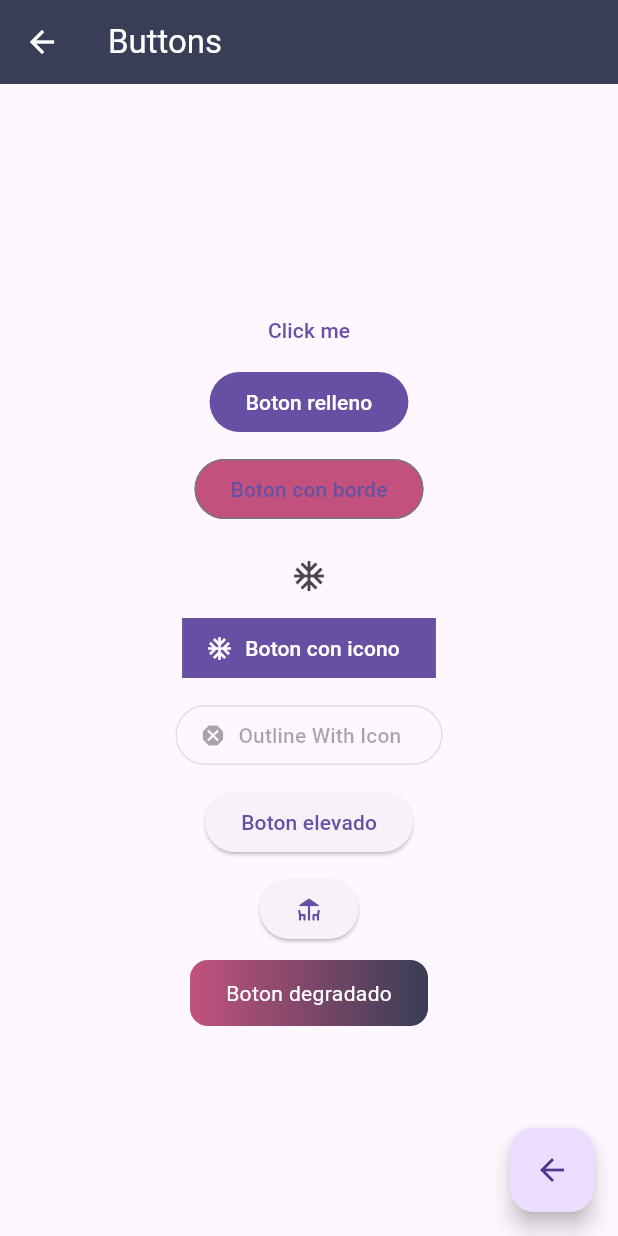
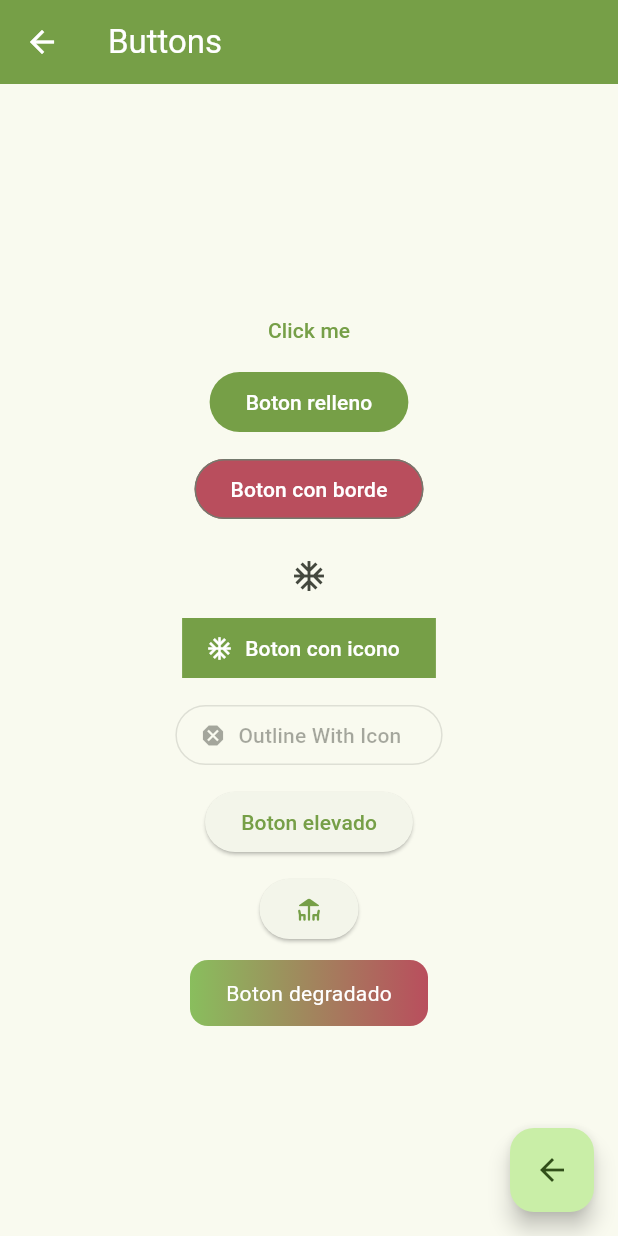
Before and after one commit to JoshuaIsra/flutter_widget, a Flutter app: the screen it shows after launch, after a tap on "Buttons", on a phone screen of 412 x 824 dp. Run offline on Flutter 3.47's test engine with Material 3 defaults, Android fonts, the phone set to English and light mode, and no system bars; network calls fail.

Commit message:
Feat(Theme):Se agrego como paleta de colores el pokemon xatu

```diff
--- a/lib/main.dart
+++ b/lib/main.dart
@@ -4,6 +4,7 @@ import 'package:flutter_widget/screens/buttons_screen.dart';
 import 'package:flutter_widget/screens/cards_screen.dart';
 import 'package:flutter_widget/screens/column_rows_screen.dart';
 import 'package:flutter_widget/screens/home_screen.dart';
+import 'package:flutter_widget/theme/app_theme.dart';
 
 void main() {
   runApp(const MainApp());
@@ -16,6 +17,8 @@ class MainApp extends StatelessWidget {
   Widget build(BuildContext context) {
     return MaterialApp(
       debugShowCheckedModeBanner: false,
+      theme: AppTheme.lightTheme,
+      darkTheme: AppTheme.darkTheme,
       initialRoute: Routes.initialRoute,
       routes: {
         '/':(context) => HomeScreen(),
--- a/lib/screens/buttons_screen.dart
+++ b/lib/screens/buttons_screen.dart
@@ -1,4 +1,5 @@
 import 'package:flutter/material.dart';
+import 'package:flutter_widget/theme/app_colors.dart';
 
 class ButtonsScreen extends StatelessWidget {
   const ButtonsScreen({super.key});
@@ -11,8 +12,6 @@ class ButtonsScreen extends StatelessWidget {
       },child: Icon(Icons.arrow_back) ),
       appBar: AppBar(
         title: const Text('Buttons'),
-        backgroundColor: const Color.fromARGB(255, 57, 61, 85),
-        foregroundColor: Colors.white,
       ),
       body:Center(
         child: Column(
@@ -21,7 +20,7 @@ class ButtonsScreen extends StatelessWidget {
             TextButton(onPressed: (){}, child: const Text('Click me'),),
             FilledButton(onPressed: (){}, child: const Text('Boton relleno')),
             SizedBox(height: 10),
-            OutlinedButton(style:TextButton.styleFrom(backgroundColor: Color.fromARGB(255, 194, 82, 125)),
+            OutlinedButton(style:TextButton.styleFrom(backgroundColor: AppColors.rojo, foregroundColor: Colors.white),
             onPressed: (){}, child: const Text('Boton con borde')),
             SizedBox(height: 10),
             IconButton(onPressed: (){}, icon: Icon(Icons.ac_unit)),
@@ -43,11 +42,11 @@ class ButtonsScreen extends StatelessWidget {
             ElevatedButton(onPressed: (){}, child: Icon(Icons.deck_rounded)),
             SizedBox(height: 10),
             Material(
-              color: const Color.fromARGB(0, 185, 103, 103),
+              color: Colors.transparent,
               child: Ink(
                 decoration: BoxDecoration(
                   gradient: const LinearGradient(
-                    colors: [Color.fromARGB(255, 194, 82, 125), Color.fromARGB(255, 57, 61, 85)],
+                    colors: [AppColors.verde, AppColors.rojo],
                   ),
                   borderRadius: BorderRadius.circular(12),
                 ),
--- a/lib/screens/cards_screen.dart
+++ b/lib/screens/cards_screen.dart
@@ -8,8 +8,6 @@ class CardsScreen extends StatelessWidget {
     return Scaffold(
       appBar: AppBar(
         title: const Text('Cards'),
-        backgroundColor: const Color.fromARGB(255, 148, 63, 181),
-        foregroundColor: Colors.white,
       ),
       body: const SingleChildScrollView(
         child: Column(
--- a/lib/screens/column_rows_screen.dart
+++ b/lib/screens/column_rows_screen.dart
@@ -8,8 +8,6 @@ class ColumnRowsScreen extends StatelessWidget {
     return Scaffold(
       appBar: AppBar(
         title: const Text('Columns & Rows'),
-        backgroundColor: const Color.fromARGB(255, 181, 63, 63),
-        foregroundColor: Colors.white,
       ),
       body: const Placeholder(),
     );
--- a/lib/screens/home_screen.dart
+++ b/lib/screens/home_screen.dart
@@ -12,8 +12,6 @@ class HomeScreen extends StatelessWidget {
       appBar: AppBar(
         centerTitle: true,
         title: const Text('HOMME'),
-        backgroundColor: Colors.indigo,
-        foregroundColor: Colors.white,
       ),
       body: ListView.builder(
         itemCount: menu.length,
--- /dev/null
+++ b/lib/theme/app_colors.dart
@@ -0,0 +1,20 @@
+import 'package:flutter/material.dart';
+
+/// Paleta de colores extraída de assets/images/xatu.jpg
+class AppColors {
+  AppColors._();
+
+  // Acentos
+  static const Color verde = Color(0xFF89BE5D); // cabeza
+  static const Color verdeOscuro = Color(0xFF769F47);
+  static const Color rojo = Color(0xFFB94E5D); // listón y patas
+  static const Color rojoOscuro = Color(0xFF733446);
+  static const Color amarillo = Color(0xFFD49E3B); // pico
+
+  // Neutros
+  static const Color blanco = Color(0xFFDAE3E7); // cuerpo
+  static const Color grisClaro = Color(0xFFAFB4B6);
+  static const Color gris = Color(0xFF797B7B);
+  static const Color grisOscuro = Color(0xFF3F3E3E);
+  static const Color negro = Color(0xFF262627);
+}
--- /dev/null
+++ b/lib/theme/app_theme.dart
@@ -0,0 +1,35 @@
+import 'package:flutter/material.dart';
+import 'package:flutter_widget/theme/app_colors.dart';
+
+class AppTheme {
+  AppTheme._();
+
+  static final ThemeData lightTheme = ThemeData(
+    colorScheme: ColorScheme.fromSeed(
+      seedColor: AppColors.verde,
+      primary: AppColors.verdeOscuro,
+      secondary: AppColors.rojo,
+      tertiary: AppColors.amarillo,
+    ),
+    appBarTheme: const AppBarTheme(
+      backgroundColor: AppColors.verdeOscuro,
+      foregroundColor: Colors.white,
+    ),
+  );
+
+  static final ThemeData darkTheme = ThemeData(
+    colorScheme: ColorScheme.fromSeed(
+      seedColor: AppColors.verde,
+      brightness: Brightness.dark,
+      primary: AppColors.verde,
+      secondary: AppColors.rojo,
+      tertiary: AppColors.amarillo,
+      surface: AppColors.negro,
+    ),
+    scaffoldBackgroundColor: AppColors.negro,
+    appBarTheme: const AppBarTheme(
+      backgroundColor: AppColors.grisOscuro,
+      foregroundColor: AppColors.verde,
+    ),
+  );
+}
```
Also changed, not shown: assets/images/xatu.jpg (added).
